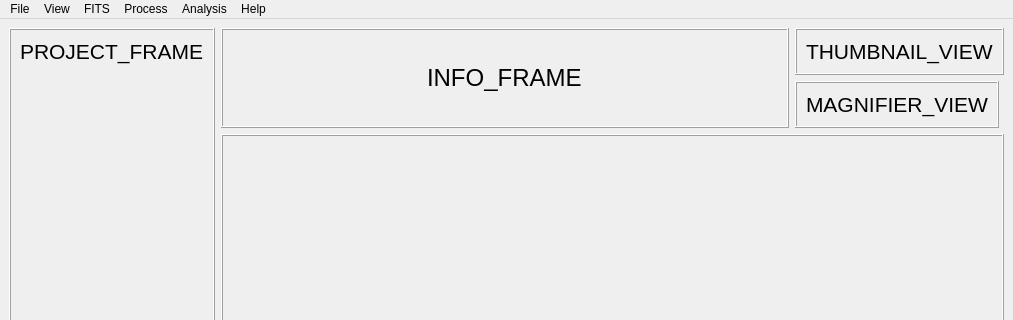
Above: ast_analysis/resources/forms/qt/main_window.ui from jwfraustro/ast-analysis before the change; both pictures show x 0 to 1013 and y 0 to 320 of the 1013 by 712 pixel window. Below: the same form after it.
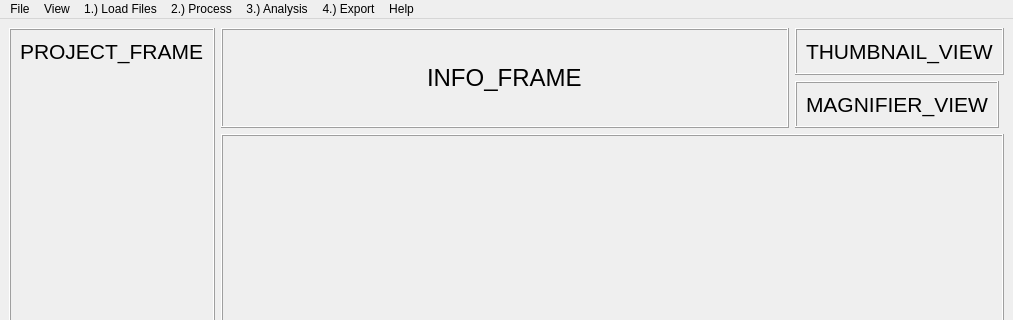
That is the form after the change.

The edit to the form file:
```diff
--- a/ast_analysis/resources/forms/qt/main_window.ui
+++ b/ast_analysis/resources/forms/qt/main_window.ui
@@ -270,7 +270,7 @@
    </widget>
    <widget class="QMenu" name="menuProcess">
     <property name="title">
-     <string>Process</string>
+     <string>2.) Process</string>
     </property>
     <widget class="QMenu" name="menuNoise_Removal">
      <property name="title">
@@ -317,7 +317,7 @@
    </widget>
    <widget class="QMenu" name="menuAnalysis">
     <property name="title">
-     <string>Analysis</string>
+     <string>3.) Analysis</string>
     </property>
     <widget class="QMenu" name="menuSpectrum_Matching">
      <property name="title">
@@ -360,9 +360,9 @@
     <addaction name="separator"/>
     <addaction name="actionAbout"/>
    </widget>
-   <widget class="QMenu" name="menuFITS">
+   <widget class="QMenu" name="menuLoadFiles">
     <property name="title">
-     <string>FITS</string>
+     <string>1.) Load Files</string>
     </property>
     <widget class="QMenu" name="menuExport">
      <property name="title">
@@ -383,13 +383,29 @@
     <addaction name="actionFITS_SaveAs"/>
     <addaction name="menuExport"/>
     <addaction name="separator"/>
-    <addaction name="menuHeaders"/>
+    <addaction name="menuLamp_Ref_Frames_opt"/>
+   </widget>
+   <widget class="QMenu" name="menu4_Export">
+    <property name="title">
+     <string>4.) Export</string>
+    </property>
+    <widget class="QMenu" name="menuFITS_Frame">
+     <property name="title">
+      <string>FITS Frame</string>
+     </property>
+     <addaction name="actionasExportFITS_PNG"/>
+     <addaction name="actionasExportFITS_JPG"/>
+     <addaction name="separator"/>
+     <addaction name="actionExportFITS_File"/>
+    </widget>
+    <addaction name="menuFITS_Frame"/>
    </widget>
    <addaction name="menuFile"/>
    <addaction name="menuView"/>
-   <addaction name="menuFITS"/>
+   <addaction name="menuLoadFiles"/>
    <addaction name="menuProcess"/>
    <addaction name="menuAnalysis"/>
+   <addaction name="menu4_Export"/>
    <addaction name="menuHelp"/>
   </widget>
   <action name="actionNew_Project">
```
Left out of the diff: 107 changed lines with no effect on the pictures.
